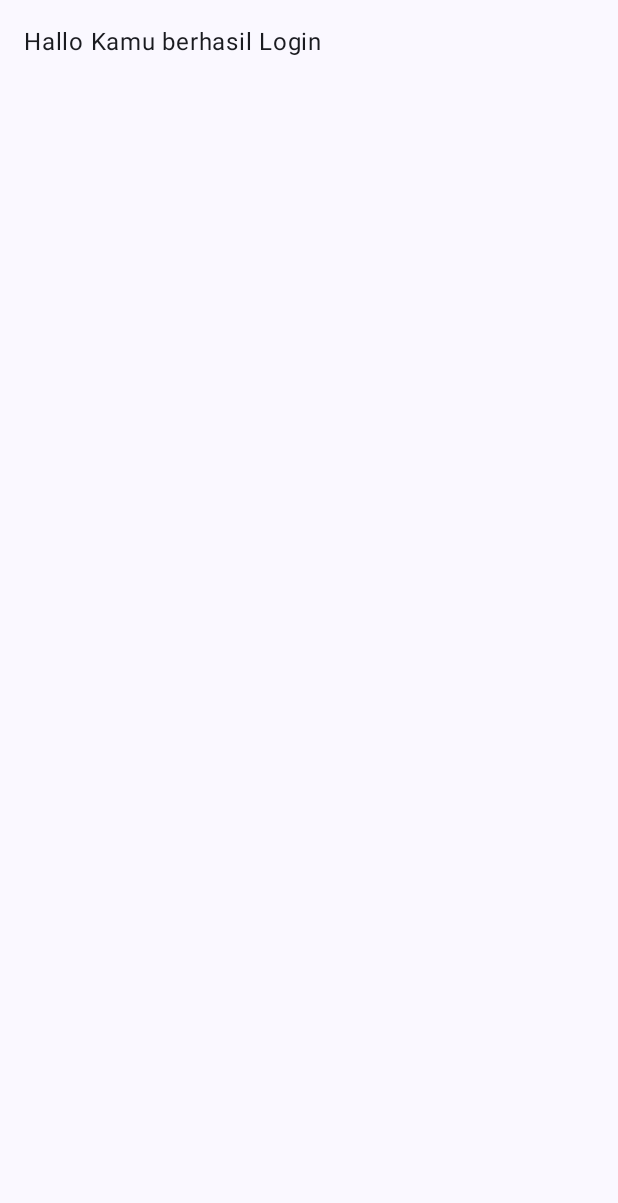
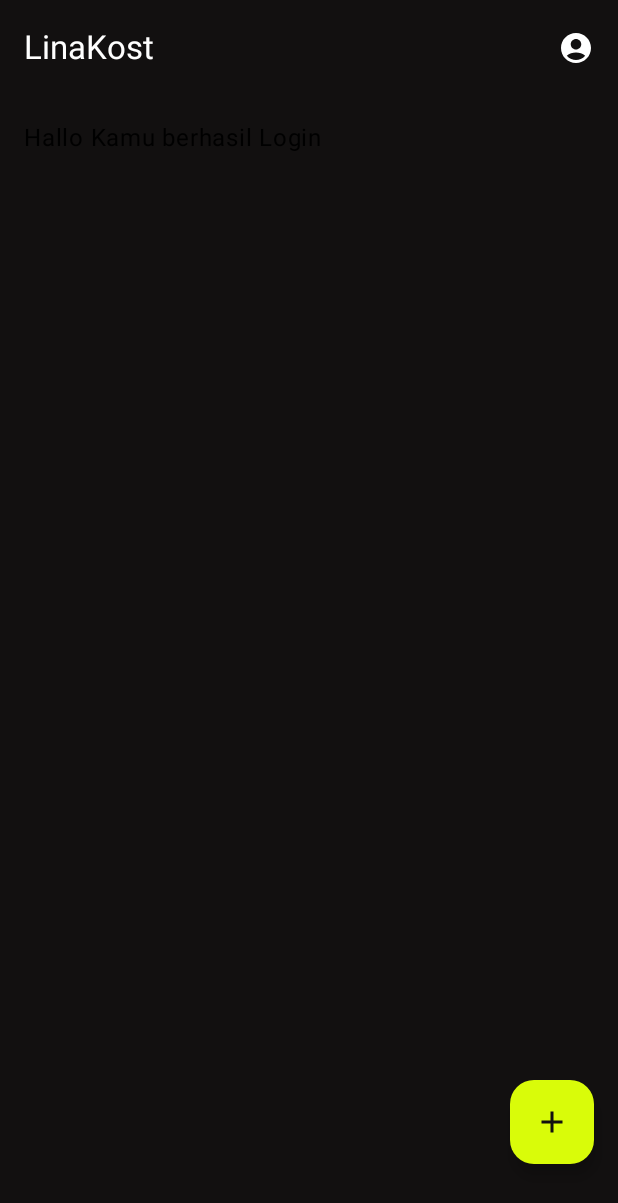
Before and after one commit to DewiPuspitass/Linakost, an Android app built with Jetpack Compose: the MainScreen screen opened through its navigation route, on a phone screen of 412 x 824 dp. Before the commit the part shown is almost empty. Shown: the top 1203 px of the screen. Run offline under Robolectric (Android 15) with nearby library versions, the phone set to English and light mode, and no system bars; our stand-ins replace Room's generated code.

Commit message:
Membuat Tambah Penginap

```diff
--- a/app/src/main/java/com/dewipuspitasari0020/linakost/database/AppDatabase.kt
+++ b/app/src/main/java/com/dewipuspitasari0020/linakost/database/AppDatabase.kt
@@ -4,11 +4,13 @@ import android.content.Context
 import androidx.room.Database
 import androidx.room.Room
 import androidx.room.RoomDatabase
+import com.dewipuspitasari0020.linakost.model.Penginap
 import com.dewipuspitasari0020.linakost.model.User
 
-@Database(entities = [User::class], version = 1, exportSchema = false)
+@Database(entities = [User::class, Penginap::class], version = 2, exportSchema = false)
 abstract class AppDatabase : RoomDatabase() {
     abstract fun userDao(): UserDao
+    abstract fun penginapDao(): PenginapDao
 
     companion object {
         @Volatile
--- /dev/null
+++ b/app/src/main/java/com/dewipuspitasari0020/linakost/database/PenginapDao.kt
@@ -0,0 +1,28 @@
+package com.dewipuspitasari0020.linakost.database
+
+import androidx.room.Dao
+import androidx.room.Delete
+import androidx.room.Insert
+import androidx.room.OnConflictStrategy
+import androidx.room.Query
+import androidx.room.Update
+import com.dewipuspitasari0020.linakost.model.Penginap
+import kotlinx.coroutines.flow.Flow
+
+@Dao
+interface PenginapDao {
+    @Insert(onConflict = OnConflictStrategy.REPLACE)
+    suspend fun insertPenginap(penginap: Penginap)
+
+    @Query("SELECT * FROM penginaps WHERE userId = :userId ORDER BY checkIn DESC")
+    fun getPenginapsByUserId(userId: Int): Flow<List<Penginap>>
+
+    @Query("SELECT * FROM penginaps WHERE id = :penginapId")
+    suspend fun getPenginapById(penginapId: Int): Penginap?
+
+     @Update
+     suspend fun updatePenginap(penginap: Penginap)
+
+     @Delete
+     suspend fun deletePenginap(penginap: Penginap)
+}
--- a/app/src/main/java/com/dewipuspitasari0020/linakost/navigation/NavGraph.kt
+++ b/app/src/main/java/com/dewipuspitasari0020/linakost/navigation/NavGraph.kt
@@ -8,12 +8,13 @@ import androidx.navigation.compose.composable
 import com.dewipuspitasari0020.linakost.screen.LoginScreen
 import com.dewipuspitasari0020.linakost.screen.MainScreen
 import com.dewipuspitasari0020.linakost.screen.RegisterScreen
+import com.dewipuspitasari0020.linakost.screen.TambahPenginapScreen
 
 @Composable
 fun SetupNavGraph(navController: NavHostController = rememberNavController()) {
     NavHost(
         navController = navController,
-        startDestination = Screen.Register.route
+        startDestination = Screen.Login.route
     ) {
         composable(route = Screen.Register.route) {
             RegisterScreen(navController)
@@ -26,5 +27,9 @@ fun SetupNavGraph(navController: NavHostController = rememberNavController()) {
         composable(route = Screen.Home.route) {
             MainScreen(navController)
         }
+
+        composable(route= Screen.TambahPenginap.route){
+            TambahPenginapScreen(navController)
+        }
     }
 }
--- a/app/src/main/java/com/dewipuspitasari0020/linakost/navigation/Screen.kt
+++ b/app/src/main/java/com/dewipuspitasari0020/linakost/navigation/Screen.kt
@@ -4,4 +4,5 @@ sealed class Screen(val route: String) {
     data object Register: Screen("registerscreen")
     data object Home: Screen("mainscreen")
     data object Login: Screen("loginscreen")
+    data object TambahPenginap: Screen("penginapscreen")
 }
--- a/app/src/main/java/com/dewipuspitasari0020/linakost/screen/MainScreen.kt
+++ b/app/src/main/java/com/dewipuspitasari0020/linakost/screen/MainScreen.kt
@@ -4,17 +4,68 @@ import android.util.Log
 import androidx.compose.foundation.layout.Arrangement
 import androidx.compose.foundation.layout.Column
 import androidx.compose.foundation.layout.padding
+import androidx.compose.material.icons.Icons
+import androidx.compose.material.icons.filled.AccountCircle
+import androidx.compose.material.icons.filled.Add
+import androidx.compose.material3.ExperimentalMaterial3Api
+import androidx.compose.material3.FloatingActionButton
+import androidx.compose.material3.Icon
+import androidx.compose.material3.IconButton
 import androidx.compose.material3.Scaffold
 import androidx.compose.material3.Text
+import androidx.compose.material3.TopAppBar
+import androidx.compose.material3.TopAppBarDefaults
 import androidx.compose.runtime.Composable
 import androidx.compose.ui.Alignment
 import androidx.compose.ui.Modifier
+import androidx.compose.ui.graphics.Color
+import androidx.compose.ui.tooling.preview.Preview
 import androidx.compose.ui.unit.dp
 import androidx.navigation.NavHostController
+import androidx.navigation.compose.rememberNavController
+import com.dewipuspitasari0020.linakost.navigation.Screen
+import com.dewipuspitasari0020.linakost.ui.theme.LinakostTheme
+import com.dewipuspitasari0020.linakost.ui.theme.bg
+import com.dewipuspitasari0020.linakost.ui.theme.bgSecondary
 
+@OptIn(ExperimentalMaterial3Api::class)
 @Composable
 fun MainScreen(navController: NavHostController) {
-    Scaffold() { innerPadding ->
+    Scaffold(
+        topBar = {
+            TopAppBar(
+                title = { Text("LinaKost", color = Color.White) },
+                colors = TopAppBarDefaults.topAppBarColors(
+                    containerColor = bg,
+                    titleContentColor = Color.White
+                ),
+                actions = {
+                    IconButton(onClick = {
+                        Log.d("MainScreen", "Tombol profil diklik!")
+                    }) {
+                        Icon(
+                            imageVector = Icons.Filled.AccountCircle,
+                            contentDescription = "Profile",
+                            tint = Color.White
+                        )
+                    }
+                }
+            )
+        },
+        floatingActionButton = {
+            FloatingActionButton(
+                onClick = {
+                    navController.navigate(Screen.TambahPenginap.route)
+                },
+                modifier = Modifier.padding(bottom = 32.dp),
+                containerColor = bgSecondary,
+                contentColor = Color.White
+            ) {
+                Icon(Icons.Filled.Add, "Tambah Item Baru", tint = bg)
+            }
+        },
+        containerColor = bg
+    ) { innerPadding ->
         ScreenContent(Modifier.padding(innerPadding))
     }
 }
@@ -22,7 +73,7 @@ fun MainScreen(navController: NavHostController) {
 @Composable
 fun ScreenContent(modifier: Modifier = Modifier) {
     Column(
-        modifier = Modifier.padding(16.dp),
+        modifier = modifier.padding(16.dp),
         verticalArrangement = Arrangement.Center,
         horizontalAlignment = Alignment.CenterHorizontally
     ) {
@@ -32,3 +83,11 @@ fun ScreenContent(modifier: Modifier = Modifier) {
         Log.d("SuccessLogin", "Berhasil login")
     }
 }
+
+@Preview
+@Composable
+private fun MainScreenPreview() {
+    LinakostTheme {
+        MainScreen(rememberNavController())
+    }
+}
--- a/app/src/main/java/com/dewipuspitasari0020/linakost/util/ViewModelFactory.kt
+++ b/app/src/main/java/com/dewipuspitasari0020/linakost/util/ViewModelFactory.kt
@@ -5,6 +5,7 @@ import androidx.lifecycle.ViewModel
 import androidx.lifecycle.ViewModelProvider
 import com.dewipuspitasari0020.linakost.database.AppDatabase
 import com.dewipuspitasari0020.linakost.viewModel.LoginViewModel
+import com.dewipuspitasari0020.linakost.viewModel.PenginapViewModel
 import com.dewipuspitasari0020.linakost.viewModel.RegisterViewModel
 
 class ViewModelFactory(
@@ -13,6 +14,7 @@ class ViewModelFactory(
 
     private val userDao by lazy { AppDatabase.getDatabase(context).userDao() }
     val userDataStore = UserDataStore(context)
+    private val penginapDao by lazy { AppDatabase.getDatabase(context).penginapDao() }
 
     @Suppress("unchecked_cast")
     override fun <T : ViewModel> create(modelClass: Class<T>): T {
@@ -20,6 +22,8 @@ class ViewModelFactory(
             return RegisterViewModel(userDao) as T
         } else if (modelClass.isAssignableFrom(LoginViewModel::class.java)) {
             return LoginViewModel(userDao, userDataStore) as T
+        } else if (modelClass.isAssignableFrom(PenginapViewModel::class.java)) {
+            return PenginapViewModel(penginapDao, userDataStore) as T
         }
         throw IllegalArgumentException("Unknown ViewModel class: ${modelClass.name}")
     }
--- a/app/src/main/java/com/dewipuspitasari0020/linakost/viewModel/LoginViewModel.kt
+++ b/app/src/main/java/com/dewipuspitasari0020/linakost/viewModel/LoginViewModel.kt
@@ -23,7 +23,7 @@ class LoginViewModel(private val dao: UserDao, private val userDataStore: UserDa
                 val user = dao.login(email, password)
 
                 if (user != null) {
-                    userDataStore.saveUserData(user.id.toString(), user.email)
+                    userDataStore.saveUserData(user.id, user.email)
                     _loginStatus.value = AuthStatus.LoginSuccess(user)
                     Log.d("UserViewModel", "Login successful for: ${user.email}")
                 } else {
```
Also changed, not shown: app/src/main/java/com/dewipuspitasari0020/linakost/model/Penginap.kt (added, +17 -0 lines), app/src/main/java/com/dewipuspitasari0020/linakost/screen/LoginScreen.kt (+11 -1 lines), app/src/main/java/com/dewipuspitasari0020/linakost/screen/TambahPenginapScreen.kt (added, +385 -0 lines), app/src/main/java/com/dewipuspitasari0020/linakost/util/UserDataStore.kt (+4 -3 lines), app/src/main/java/com/dewipuspitasari0020/linakost/viewModel/PenginapViewModel.kt (added, +60 -0 lines).
